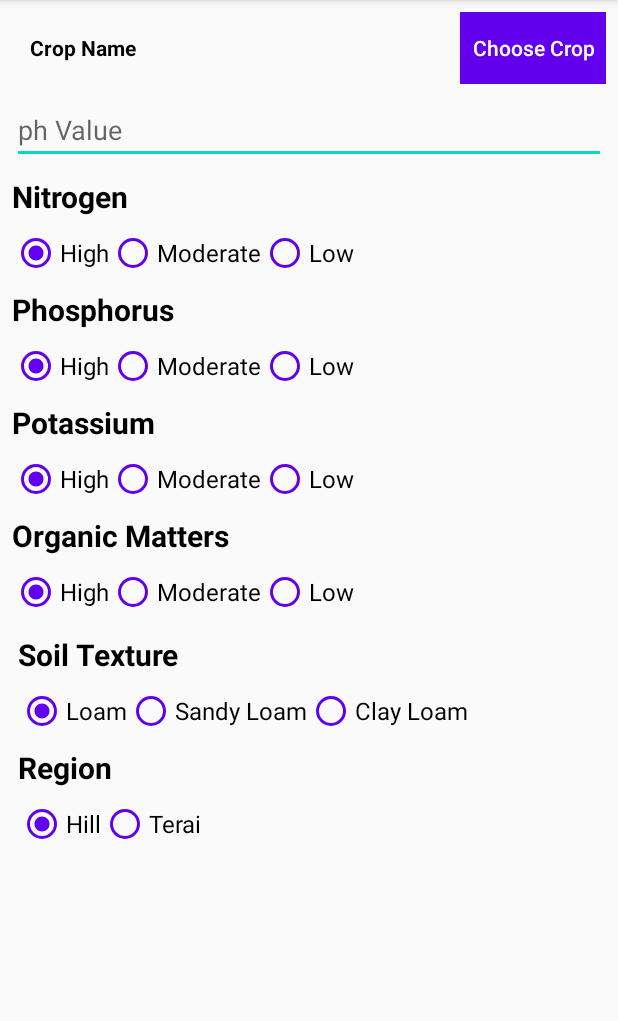
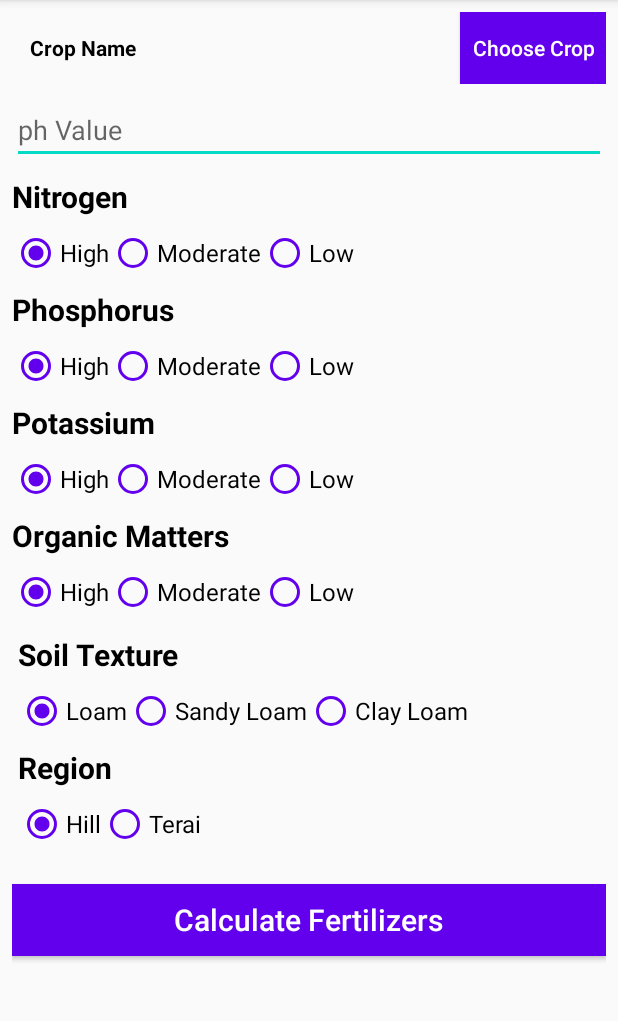
Before and after one commit to SanjeevXanziv/sajilocareer-agriculture-calculator, an Android app: the screen it shows after launch (MainActivity), on a phone screen of 412 x 824 dp, the part 84-1105 px from its top. Run offline under Robolectric (Android 15) with nearby library versions, the phone set to English and light mode, and no system bars; 2 statements that could not run were skipped.

```diff
--- a/app/src/main/java/com/application/fertilizercalculator/MainActivity.java
+++ b/app/src/main/java/com/application/fertilizercalculator/MainActivity.java
@@ -1,13 +1,80 @@
 package com.application.fertilizercalculator;
 
-import android.support.v7.app.AppCompatActivity;
+import androidx.appcompat.app.AppCompatActivity;
 import android.os.Bundle;
+import android.util.Log;
+import android.widget.Toast;
+
+import com.application.fertilizercalculator.model.FertilizerRequest;
+import com.application.fertilizercalculator.model.FertilizerResponse;
+import com.application.fertilizercalculator.retrofit.GetDataService;
+import com.application.fertilizercalculator.retrofit.RetrofitClientInstance;
+
+import retrofit2.Call;
+import retrofit2.Callback;
+import retrofit2.Response;
 
 public class MainActivity extends AppCompatActivity {
+
+
+    private Double phValue = 6.5;
+    private Integer cropID = 3;
+    /*private String nitrogenLevel = this.getResources().getString(R.string.high);
+    private String phosphorousLevel = this.getResources().getString(R.string.high);
+    private String potassiumLevel = this.getResources().getString(R.string.high);
+    private String omLevel = this.getResources().getString(R.string.high);
+    private String soilTexture = this.getResources().getString(R.string.loam);
+    private String region = this.getResources().getString(R.string.hill);*/
+
+    private String nitrogenLevel = "High";
+    private String phosphorousLevel = "High";
+    private String potassiumLevel = "High";
+    private String omLevel = "High";
+    private String soilTexture = "Loam";
+    private String region = "Hill";
+
+
 
     @Override
     protected void onCreate(Bundle savedInstanceState) {
         super.onCreate(savedInstanceState);
         setContentView(R.layout.activity_main);
+
+        sendFertilizerElementsRequest();
     }
+
+    private void sendFertilizerElementsRequest(){
+        GetDataService service = RetrofitClientInstance.getRetrofitInstance().create(GetDataService.class);
+
+        FertilizerRequest request = new FertilizerRequest(cropID,potassiumLevel,nitrogenLevel, omLevel,phosphorousLevel,phValue,region,soilTexture);
+
+        Call<FertilizerResponse> call = service.getFertilizerElementsRequest(request);
+        call.enqueue(new Callback<FertilizerResponse>() {
+            @Override
+            public void onResponse(Call<FertilizerResponse> call, Response<FertilizerResponse> response) {
+                Integer code = response.code();
+                Log.d("MA Code", code.toString());
+
+
+                Toast.makeText(MainActivity.this, "Success : "+call.toString(), Toast.LENGTH_SHORT).show();
+                Log.d("MA Success", call.toString());
+//                generateDataList(response.body());
+                if (response.body().getUrea() != null){
+                    String Urea = response.body().getUrea().toString();
+                    Log.d("MA Urea", Urea);
+                }
+
+            }
+
+            @Override
+            public void onFailure(Call<FertilizerResponse> call, Throwable t) {
+
+                Toast.makeText(MainActivity.this, "Error : "+t.toString(), Toast.LENGTH_SHORT).show();
+                Log.e("MA Error: ", t.toString());
+            }
+
+
+        });
+    }
+
 }
--- a/app/src/main/java/com/application/fertilizercalculator/model/FertilizerRequest.java
+++ b/app/src/main/java/com/application/fertilizercalculator/model/FertilizerRequest.java
@@ -6,7 +6,7 @@ import com.google.gson.annotations.SerializedName;
 public class FertilizerRequest {
 
     @SerializedName("cropId")
-    private Long mCropId;
+    private Integer mCropId;
     @SerializedName("k_amount_in_soil")
     private String mKAmountInSoil;
     @SerializedName("n_amount_in_soil")
@@ -22,11 +22,26 @@ public class FertilizerRequest {
     @SerializedName("soil_texture_in_soil")
     private String mSoilTextureInSoil;
 
-    public Long getCropId() {
+    public FertilizerRequest() {
+    }
+
+    public FertilizerRequest(Integer mCropId, String mKAmountInSoil, String mNAmountInSoil, String mOrganicMatterInSoil,
+                             String mPAmountInSoil, Double mPh, String mRegion, String mSoilTextureInSoil) {
+        this.mCropId = mCropId;
+        this.mKAmountInSoil = mKAmountInSoil;
+        this.mNAmountInSoil = mNAmountInSoil;
+        this.mOrganicMatterInSoil = mOrganicMatterInSoil;
+        this.mPAmountInSoil = mPAmountInSoil;
+        this.mPh = mPh;
+        this.mRegion = mRegion;
+        this.mSoilTextureInSoil = mSoilTextureInSoil;
+    }
+
+    public Integer getCropId() {
         return mCropId;
     }
 
-    public void setCropId(Long cropId) {
+    public void setCropId(Integer cropId) {
         mCropId = cropId;
     }
 
--- /dev/null
+++ b/app/src/main/java/com/application/fertilizercalculator/retrofit/GetDataService.java
@@ -0,0 +1,18 @@
+package com.application.fertilizercalculator.retrofit;
+
+import com.application.fertilizercalculator.model.FertilizerRequest;
+import com.application.fertilizercalculator.model.FertilizerResponse;
+
+import retrofit2.Call;
+import retrofit2.http.Body;
+import retrofit2.http.Header;
+import retrofit2.http.Headers;
+import retrofit2.http.POST;
+
+public interface GetDataService {
+
+
+    @POST("fertilizer/calculator/government/")
+    @Headers("Authorization Bearer eyJ0eXAiOiJKV1QiLCJhbGciOiJIUzI1NiJ9.eyJ0b2tlbl90eXBlIjoiYWNjZXNzIiwiZXhwIjoxNjkxOTI3ODIzLCJqdGkiOiI3YTRiMDkwY2Q0YWU0OTgzYmQ3NmVjYjU2YWUyMjMyMCIsInVzZXJfaWQiOjQyOX0.eK6DrmoJARPBEJeVt5UBajTQPatelYpokDfpJguBT5o")
+    Call<FertilizerResponse> getFertilizerElementsRequest(@Body FertilizerRequest request);
+}
--- /dev/null
+++ b/app/src/main/java/com/application/fertilizercalculator/retrofit/RetrofitClientInstance.java
@@ -0,0 +1,21 @@
+package com.application.fertilizercalculator.retrofit;
+
+import retrofit2.Retrofit;
+import retrofit2.converter.gson.GsonConverterFactory;
+
+public class RetrofitClientInstance {
+
+    private static Retrofit retrofit;
+//    private static final String BASE_URL = "https://jsonplaceholder.typicode.com";
+    private static final String BASE_URL = "http://test.geokrishi.farm/api/";
+
+    public static Retrofit getRetrofitInstance() {
+        if (retrofit == null) {
+            retrofit = new retrofit2.Retrofit.Builder()
+                    .baseUrl(BASE_URL)
+                    .addConverterFactory(GsonConverterFactory.create())
+                    .build();
+        }
+        return retrofit;
+    }
+}
--- a/app/src/main/res/layout/activity_main.xml
+++ b/app/src/main/res/layout/activity_main.xml
@@ -1,5 +1,5 @@
 <?xml version="1.0" encoding="utf-8"?>
-<android.support.design.widget.CoordinatorLayout
+<androidx.coordinatorlayout.widget.CoordinatorLayout
     xmlns:android="http://schemas.android.com/apk/res/android"
     xmlns:tools="http://schemas.android.com/tools"
     xmlns:app="http://schemas.android.com/apk/res-auto"
@@ -7,7 +7,7 @@
     android:layout_height="match_parent"
     tools:context=".MainActivity">
 
-    <android.support.v4.widget.NestedScrollView
+    <androidx.core.widget.NestedScrollView
         android:layout_width="match_parent"
         android:layout_height="wrap_content">
 
@@ -396,11 +396,24 @@
 
             </LinearLayout>
 
+            <Button
+                android:textSize="20sp"
+                android:textAllCaps="false"
+                android:id="@+id/btnCalculate"
+                android:layout_width="match_parent"
+                android:layout_height="wrap_content"
+                android:layout_marginTop="20dp"
+                android:layout_marginBottom="12dp"
+                android:background="@color/colorPrimary"
+                android:text="@string/calculate_fertilizers"
+                android:textColor="@android:color/white" />
+
+
 
 
         </LinearLayout>
 
-    </android.support.v4.widget.NestedScrollView>
+    </androidx.core.widget.NestedScrollView>
 
 
-  </android.support.design.widget.CoordinatorLayout>
+  </androidx.coordinatorlayout.widget.CoordinatorLayout>
--- a/app/src/main/res/values/colors.xml
+++ b/app/src/main/res/values/colors.xml
@@ -3,4 +3,8 @@
     <color name="colorPrimary">#6200EE</color>
     <color name="colorPrimaryDark">#3700B3</color>
     <color name="colorAccent">#03DAC5</color>
+    <color name="urea_color">#DED968</color>
+    <color name="dap_color">#97C749</color>
+    <color name="mop_color">#29AB4D</color>
+    <color name="om_color">#188B6F</color>
 </resources>
--- /dev/null
+++ b/app/src/main/res/values/dimens.xml
@@ -0,0 +1,4 @@
+<?xml version="1.0" encoding="utf-8"?>
+<resources>
+    <dimen name="card_center_text">32sp</dimen>
+</resources>
--- a/gradle.properties
+++ b/gradle.properties
@@ -6,6 +6,8 @@
 # http://www.gradle.org/docs/current/userguide/build_environment.html
 # Specifies the JVM arguments used for the daemon process.
 # The setting is particularly useful for tweaking memory settings.
+android.enableJetifier=true
+android.useAndroidX=true
 org.gradle.jvmargs=-Xmx2048m
 # When configured, Gradle will run in incubating parallel mode.
 # This option should only be used with decoupled projects. More details, visit
```
Also changed, not shown: app/build.gradle (+10 -5 lines), app/src/main/AndroidManifest.xml (+8 -3 lines), app/src/main/java/com/application/fertilizercalculator/FertilizerActivity.java (added, +13 -0 lines), app/src/main/res/layout/activity_fertilizer.xml (added, +243 -0 lines), app/src/main/res/values/strings.xml (+7 -0 lines), 1 other file.
